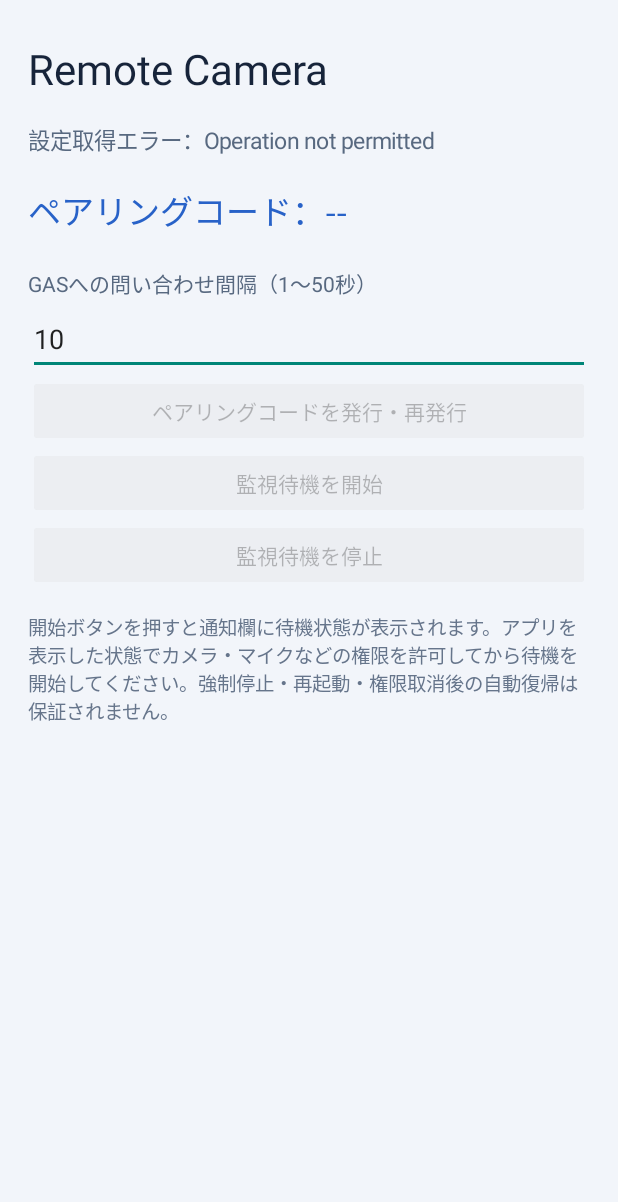
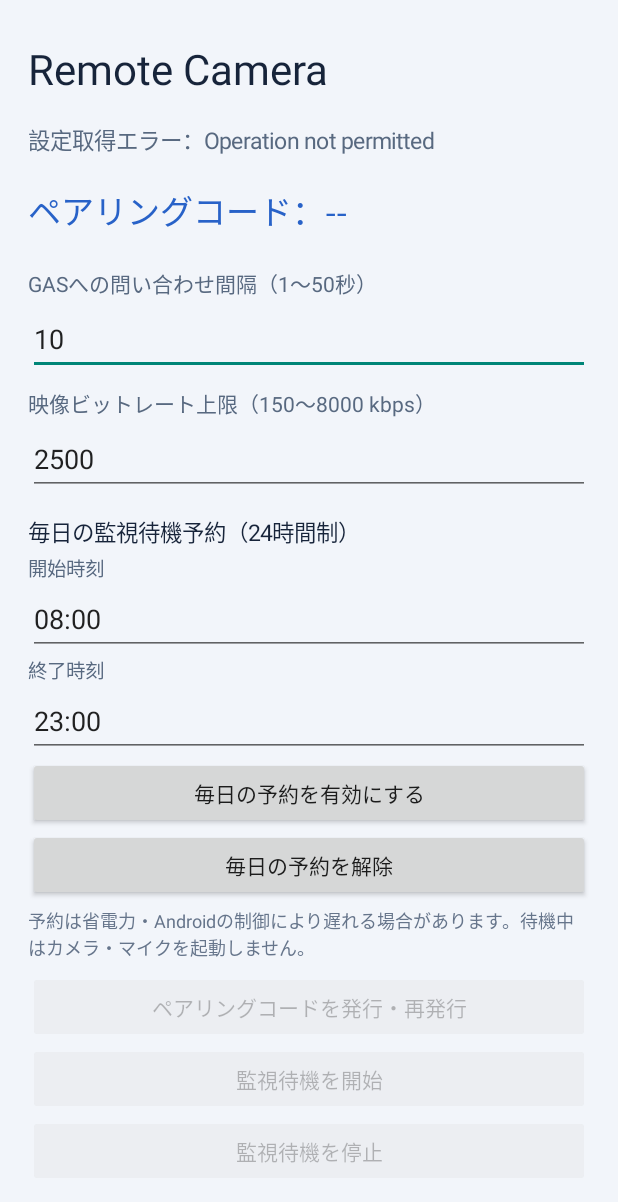
Before and after one commit to a09848281-prog/web2, an Android app: the screen it shows after launch (MainActivity), on a phone screen of 412 x 824 dp. Shown: the top 1202 px of the screen. Run offline under Robolectric (Android 15) with nearby library versions, the phone set to English and light mode, and no system bars.

Commit message:
Persist Android polling settings and add daily monitor schedule

```diff
--- a/android/app/src/main/java/jp/a09848281/remotecamera/MainActivity.kt
+++ b/android/app/src/main/java/jp/a09848281/remotecamera/MainActivity.kt
@@ -8,6 +8,8 @@ import android.os.Build
 import android.os.Bundle
 import android.view.Gravity
 import android.text.InputType
+import android.text.Editable
+import android.text.TextWatcher
 import android.widget.Button
 import android.widget.EditText
 import android.widget.LinearLayout
@@ -27,6 +29,9 @@ class MainActivity : Activity() {
     private lateinit var refreshCodeButton: Button
     private lateinit var stopButton: Button
     private lateinit var pollIntervalInput: EditText
+    private lateinit var maxBitrateInput: EditText
+    private lateinit var dailyStartInput: EditText
+    private lateinit var dailyEndInput: EditText
     private var gasUrl = ""
     private val prefs by lazy { getSharedPreferences(AppConfig.PREFS, MODE_PRIVATE) }
 
@@ -86,6 +91,40 @@ class MainActivity : Activity() {
             hint = "例：10"
         }
         root.addView(pollIntervalInput, LinearLayout.LayoutParams(-1, -2))
+        pollIntervalInput.addTextChangedListener(object : TextWatcher {
+            override fun beforeTextChanged(s: CharSequence?, start: Int, count: Int, after: Int) {}
+            override fun onTextChanged(s: CharSequence?, start: Int, before: Int, count: Int) {}
+            override fun afterTextChanged(s: Editable?) {
+                s?.toString()?.toIntOrNull()?.takeIf { it in AppConfig.MIN_POLL_SECONDS..AppConfig.MAX_POLL_SECONDS }?.let {
+                    prefs.edit().putInt("pollIntervalSeconds", it).apply()
+                }
+            }
+        })
+        root.addView(TextView(this).apply { text = "映像ビットレート上限（150～8000 kbps）"; textSize = 14f; setTextColor(0xFF586980.toInt()); setPadding(0,12,0,4) })
+        maxBitrateInput = EditText(this).apply {
+            inputType = InputType.TYPE_CLASS_NUMBER
+            setSingleLine(true)
+            setText(prefs.getInt("maxBitrateKbps",2500).toString())
+            hint = "例：2500"
+        }
+        root.addView(maxBitrateInput, LinearLayout.LayoutParams(-1,-2))
+        maxBitrateInput.addTextChangedListener(object : TextWatcher {
+            override fun beforeTextChanged(s: CharSequence?, start: Int, count: Int, after: Int) {}
+            override fun onTextChanged(s: CharSequence?, start: Int, before: Int, count: Int) {}
+            override fun afterTextChanged(s: Editable?) {
+                s?.toString()?.toIntOrNull()?.takeIf { it in 150..8000 }?.let { prefs.edit().putInt("maxBitrateKbps",it).apply() }
+            }
+        })
+        root.addView(TextView(this).apply { text = "毎日の監視待機予約（24時間制）"; textSize = 15f; setTextColor(0xFF17243A.toInt()); setPadding(0,20,0,4) })
+        dailyStartInput = EditText(this).apply { setSingleLine(true); setText(prefs.getString("dailyStartTime","08:00")); hint = "開始 HH:mm" }
+        dailyEndInput = EditText(this).apply { setSingleLine(true); setText(prefs.getString("dailyEndTime","23:00")); hint = "終了 HH:mm" }
+        root.addView(TextView(this).apply { text = "開始時刻"; textSize = 13f; setTextColor(0xFF586980.toInt()) })
+        root.addView(dailyStartInput,LinearLayout.LayoutParams(-1,-2))
+        root.addView(TextView(this).apply { text = "終了時刻"; textSize = 13f; setTextColor(0xFF586980.toInt()) })
+        root.addView(dailyEndInput,LinearLayout.LayoutParams(-1,-2))
+        root.addView(Button(this).apply { text = "毎日の予約を有効にする"; setOnClickListener { saveDailySchedule() } },LinearLayout.LayoutParams(-1,-2))
+        root.addView(Button(this).apply { text = "毎日の予約を解除"; setOnClickListener { MonitorSchedule.cancel(this@MainActivity); Toast.makeText(this@MainActivity,"毎日の予約を解除しました。",Toast.LENGTH_SHORT).show() } },LinearLayout.LayoutParams(-1,-2))
+        root.addView(TextView(this).apply { text = "予約は省電力・Androidの制御により遅れる場合があります。待機中はカメラ・マイクを起動しません。"; textSize = 12f; setTextColor(0xFF66758B.toInt()); setPadding(0,6,0,10) })
         root.addView(refreshCodeButton, LinearLayout.LayoutParams(-1, -2))
         root.addView(startButton, LinearLayout.LayoutParams(-1, -2))
         root.addView(stopButton, LinearLayout.LayoutParams(-1, -2))
@@ -110,6 +149,7 @@ class MainActivity : Activity() {
                         JSONObject(c.inputStream.bufferedReader().use { it.readText() }).optString("gasUrl", "")
                     } finally { c.disconnect() }
                 }
+                prefs.edit().putString("gasUrl",gasUrl).apply()
                 if (!gasUrl.startsWith("https://script.google.com/macros/s/") ||
                     !gasUrl.endsWith("/exec") || gasUrl.contains("GAS_EXEC_URL_HERE") ||
                     gasUrl.contains("PASTE_YOUR_DEPLOYMENT_ID")) {
@@ -123,6 +163,17 @@ class MainActivity : Activity() {
             } catch (e: Exception) {
                 status.text = "設定取得エラー：" + (e.message ?: "通信エラー")
             }
+        }
+    }
+
+    private fun saveDailySchedule() {
+        val start=dailyStartInput.text?.toString()?.trim().orEmpty()
+        val end=dailyEndInput.text?.toString()?.trim().orEmpty()
+        try {
+            MonitorSchedule.scheduleDaily(this,start,end)
+            Toast.makeText(this,"毎日の待機予約を設定しました。開始 $start / 終了 $end",Toast.LENGTH_LONG).show()
+        } catch(error:Exception) {
+            Toast.makeText(this,error.message ?: "予約を設定できませんでした。",Toast.LENGTH_LONG).show()
         }
     }
 
@@ -162,7 +213,10 @@ class MainActivity : Activity() {
     }
 
     private fun startMonitoring() {
-        val requestedSeconds = pollIntervalInput.text?.toString()?.toIntOrNull() ?: AppConfig.POLL_SECONDS.toInt()
+        val requestedSeconds = pollIntervalInput.text?.toString()?.toIntOrNull() ?: prefs.getInt("pollIntervalSeconds",AppConfig.POLL_SECONDS.toInt())
+        val requestedBitrate = maxBitrateInput.text?.toString()?.toIntOrNull() ?: prefs.getInt("maxBitrateKbps",2500)
+        if(requestedBitrate !in 150..8000){Toast.makeText(this,"ビットレート上限は150～8000 kbpsで入力してください。",Toast.LENGTH_LONG).show();return}
+        prefs.edit().putInt("maxBitrateKbps",requestedBitrate).apply()
         if (requestedSeconds !in AppConfig.MIN_POLL_SECONDS..AppConfig.MAX_POLL_SECONDS) {
             Toast.makeText(this, "確認間隔は1～50秒で入力してください。", Toast.LENGTH_LONG).show()
             return
```
